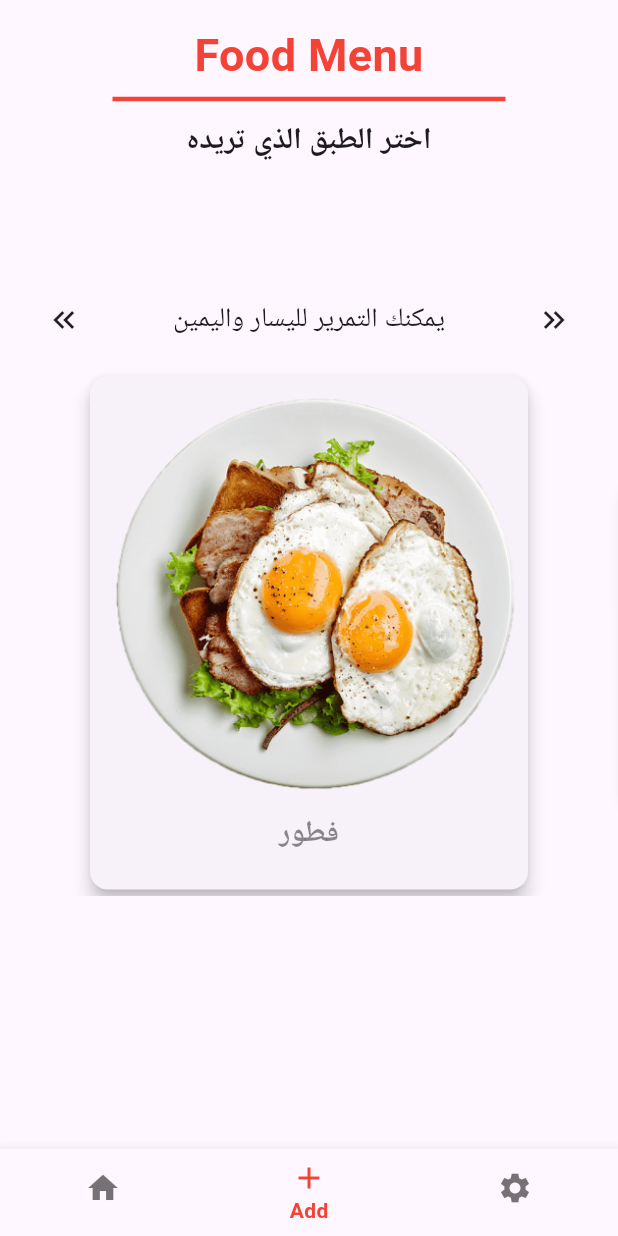
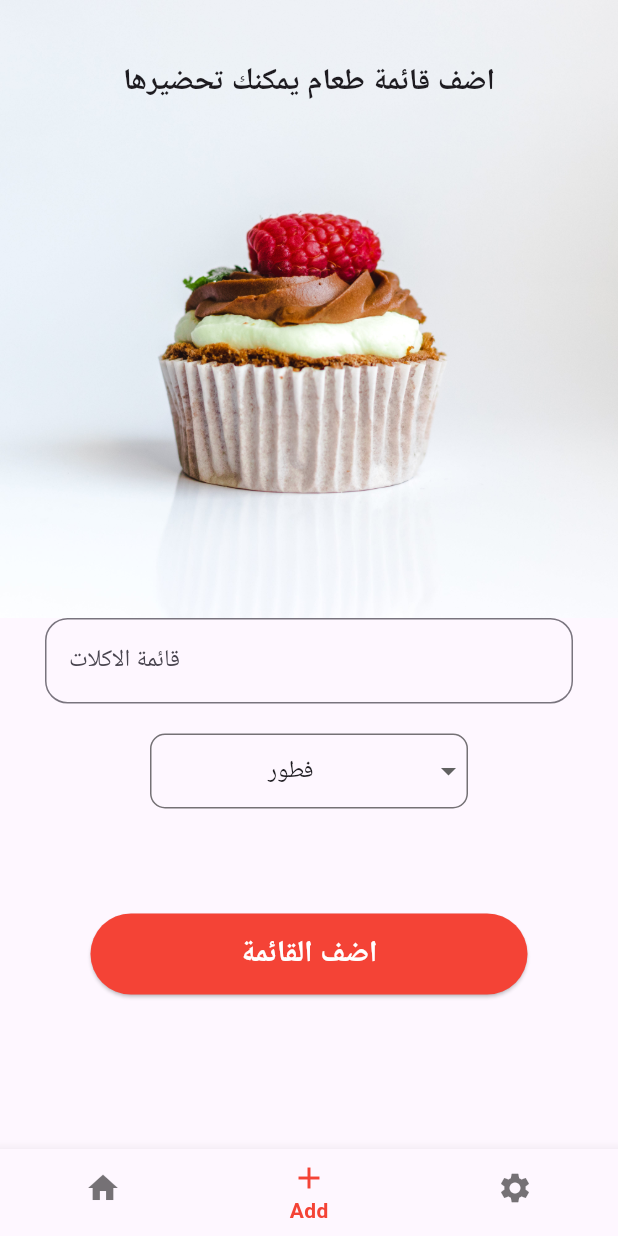
Before and after one commit to AhmedFadill/app-cooked-in-flutter, a Flutter app: the Primary screen opened by its route, item 2 of the bottom bar chosen, on a phone screen of 412 x 824 dp. Run offline on Flutter 3.47's test engine with Material 3 defaults, Android fonts, the phone set to English and light mode, and no system bars; drawn by our look-alikes of scroll_snap_list; our stand-ins replace flutter_native_splash, google_fonts, introduction_screen; Roboto replaces fonts that are missing (Tajawal).

Commit message:
page add food

```diff
--- a/lib/main.dart
+++ b/lib/main.dart
@@ -1,5 +1,6 @@
 import 'package:flutter/material.dart';
 import 'package:you_cooked/pages/introdaction.dart';
+import 'package:you_cooked/pages/page_add/add.dart';
 import 'package:you_cooked/pages/page_select/primary.dart';
 import 'package:you_cooked/pages/splash.dart';
 
@@ -15,7 +16,8 @@
       routes: {
         '/': (context) => const Splash_screen(),
         '/intro': (context) => const Introdacion(),
-        '/primary': (context) => const Primary()
+        '/primary': (context) => const Primary(),
+        '/Add': (context) => const Add(),
       },
     );
   }
--- /dev/null
+++ b/lib/pages/page_add/add.dart
@@ -0,0 +1,121 @@
+import 'dart:ui';
+
+import 'package:flutter/material.dart';
+import 'package:google_fonts/google_fonts.dart';
+
+class Add extends StatefulWidget {
+  const Add({super.key});
+
+  @override
+  State<Add> createState() => _AddState();
+}
+
+class _AddState extends State<Add> {
+  String DropdownButtonValue = "فطور";
+  @override
+  Widget build(BuildContext context) {
+    return Scaffold(
+      body: SafeArea(
+        child: Container(
+          width: double.infinity,
+          child: SingleChildScrollView(
+            child: Column(children: [
+              Stack(
+                alignment: Alignment.topCenter,
+                children: [
+                  Image.asset("images/pexels-vojtech-okenka-1055272.jpg"),
+                  Column(
+                    children: [
+                      SizedBox(
+                        height: 40,
+                      ),
+                      Text(
+                        "اضف قائمة طعام يمكنك تحضيرها",
+                        style: GoogleFonts.tajawal(
+                            fontSize: 20, fontWeight: FontWeight.bold),
+                        textAlign: TextAlign.right,
+                      ),
+                    ],
+                  ),
+                ],
+              ),
+              const Padding(
+                padding: EdgeInsets.symmetric(horizontal: 30),
+                child: TextField(
+                    textAlign: TextAlign.right,
+                    decoration: InputDecoration(
+                        hintText: "... تمن وقيمة , بتيتة وبيض , ريزو ",
+                        label: Text("قائمة الاكلات"),
+                        focusedBorder: OutlineInputBorder(
+                            borderRadius:
+                                BorderRadius.all(Radius.circular(10))),
+                        focusColor: Colors.amber,
+                        border: OutlineInputBorder(
+                          borderRadius: BorderRadius.all(Radius.circular(15)),
+                        ))),
+              ),
+              SizedBox(
+                height: 20,
+              ),
+              Padding(
+                padding: const EdgeInsets.symmetric(horizontal: 100),
+                child: Container(
+                  decoration: BoxDecoration(
+                      border: Border.all(color: Colors.black54),
+                      borderRadius: BorderRadius.circular(10)),
+                  child: DropdownButton(
+                      value: DropdownButtonValue,
+                      padding: EdgeInsets.all(0),
+                      isExpanded: true,
+                      underline: SizedBox(),
+                      items: const [
+                        DropdownMenuItem(
+                          value: "فطور",
+                          child: Text(
+                            "فطور",
+                          ),
+                          alignment: Alignment.center,
+                        ),
+                        DropdownMenuItem(
+                          value: "غداء",
+                          child: Text("غداء"),
+                          alignment: Alignment.center,
+                        ),
+                        DropdownMenuItem(
+                          value: "عشاء",
+                          child: Text("عشاء"),
+                          alignment: Alignment.center,
+                        ),
+                      ],
+                      onChanged: (String? newv) {
+                        setState(() {
+                          DropdownButtonValue = newv!;
+                        });
+                      }),
+                ),
+              ),
+              const SizedBox(
+                height: 70,
+              ),
+              ElevatedButton(
+                onPressed: () {},
+                style: ButtonStyle(
+                  padding: MaterialStateProperty.all(
+                    const EdgeInsets.symmetric(horizontal: 100, vertical: 12),
+                  ),
+                  backgroundColor: MaterialStateProperty.all(Colors.red[500]),
+                  foregroundColor: MaterialStateProperty.all(Colors.white),
+                ),
+                child: Text(
+                  "اضف القائمة",
+                  style: GoogleFonts.tajawal(
+                      fontSize: 20, fontWeight: FontWeight.bold),
+                ),
+              )
+            ]),
+          ),
+        ),
+      ),
+    );
+  }
+}
--- a/lib/pages/page_select/primary.dart
+++ b/lib/pages/page_select/primary.dart
@@ -1,7 +1,7 @@
 import 'package:flutter/material.dart';
 import 'package:google_fonts/google_fonts.dart';
-import 'package:google_nav_bar/google_nav_bar.dart';
 import 'package:scroll_snap_list/scroll_snap_list.dart';
+import 'package:you_cooked/pages/page_add/add.dart';
 import 'package:you_cooked/pages/page_select/data.dart';
 
 class Primary extends StatefulWidget {
@@ -28,6 +28,7 @@
   ];
   @override
   int indox = 0;
+  int index_circt = 0;
   BottomNavigationBarItem bott(ico, labl) {
     return BottomNavigationBarItem(
       icon: ico,
@@ -64,7 +65,8 @@
         //   GButton(icon: Icons.settings,text:"Setting"),
         // ]),
 
-        body: Container(
+        body: indox == 0
+            ? Container(
                 child: Column(
                   children: [
                     Container(
@@ -77,7 +79,7 @@
                         child: SafeArea(
                             child: Column(
                           children: [
-                      SizedBox(
+                            const SizedBox(
                               height: 15,
                             ),
                             Text(
@@ -94,7 +96,7 @@
                               indent: 75,
                               endIndent: 75,
                             ),
-                      SizedBox(
+                            const SizedBox(
                               height: 5,
                             ),
                             Text(
@@ -104,21 +106,21 @@
                             )
                           ],
                         ))),
-              SizedBox(
+                    const SizedBox(
                       height: 50,
                     ),
                     Row(
                       mainAxisAlignment: MainAxisAlignment.spaceAround,
                       children: [
-                  Icon(Icons.keyboard_double_arrow_left_sharp),
+                        const Icon(Icons.keyboard_double_arrow_left_sharp),
                         Text(
                           "يمكنك التمرير لليسار واليمين",
                           style: GoogleFonts.tajawal(fontSize: 18),
                         ),
-                  Icon(Icons.keyboard_double_arrow_right)
+                        const Icon(Icons.keyboard_double_arrow_right)
                       ],
                     ),
-              SizedBox(
+                    const SizedBox(
                       height: 20,
                     ),
                     SizedBox(
@@ -127,13 +129,60 @@
                         itemBuilder: _buldListItem,
                         itemCount: prodct.length,
                         itemSize: 300,
-                  onItemFocus: (index) {},
+                        onItemFocus: (index) {
+                          setState(() {
+                            index_circt = index;
+                          });
+                        },
                         dynamicItemSize: true,
                       ),
                     ),
+                    const SizedBox(
+                      height: 35,
+                    ),
+                    Row(
+                      mainAxisAlignment: MainAxisAlignment.center,
+                      children: [
+                        index_circt == 0
+                            ? const Icon(
+                                Icons.circle_rounded,
+                                size: 17,
+                                color: Colors.red,
+                              )
+                            : const Icon(
+                                Icons.circle_rounded,
+                                size: 12,
+                              ),
+                        const SizedBox(width: 15),
+                        index_circt == 1
+                            ? const Icon(
+                                Icons.circle_rounded,
+                                size: 17,
+                                color: Colors.red,
+                              )
+                            : const Icon(
+                                Icons.circle_rounded,
+                                size: 12,
+                              ),
+                        const SizedBox(width: 15),
+                        index_circt == 2
+                            ? const Icon(
+                                Icons.circle_rounded,
+                                size: 17,
+                                color: Colors.red,
+                              )
+                            : const Icon(
+                                Icons.circle_rounded,
+                                size: 12,
+                              ),
+                      ],
+                    )
                   ],
                 ),
-        ));
+              )
+            : indox == 1
+                ? Add()
+                : Add());
   }
 
   Widget _buldListItem(BuildContext context, int index) {
```
Also changed, not shown: images/pexels-vojtech-okenka-1055272.jpg (added). Lines whose indentation alone changed are shown as unchanged.
